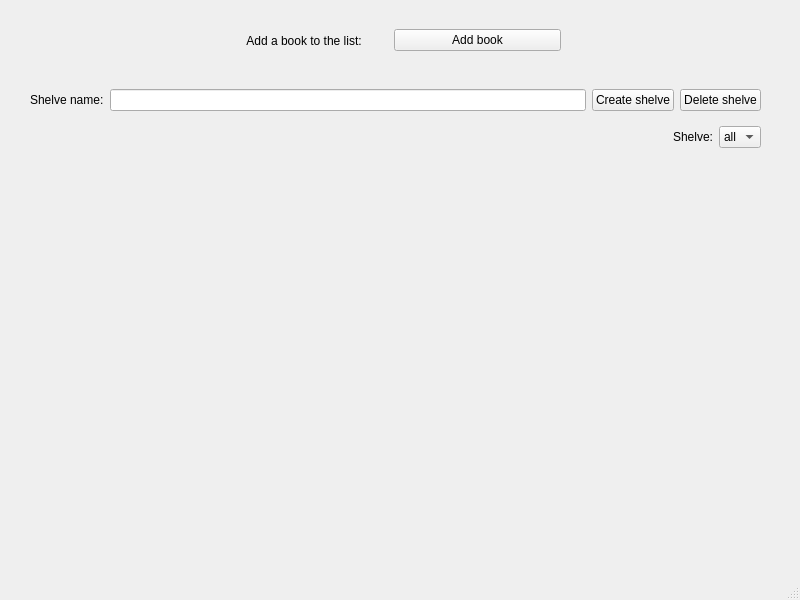
t1coz/courseWord3rdSemestr, file forms/mainwindow.ui: the form before one commit.
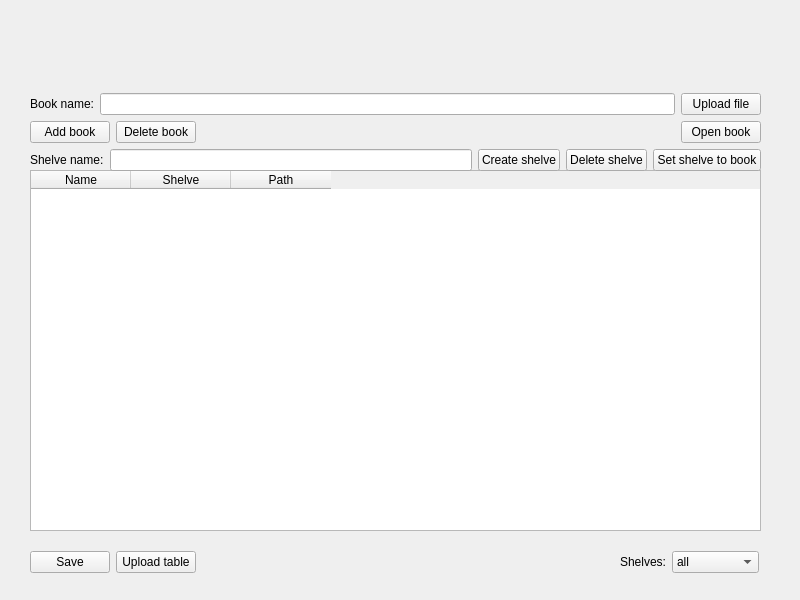
The form after the commit.

What changed in the file:
```diff
--- a/forms/mainwindow.ui
+++ b/forms/mainwindow.ui
@@ -11,103 +11,86 @@
    </rect>
   </property>
   <property name="windowTitle">
-   <string>BookReader 333</string>
+   <string>BookReader 3.00.1</string>
   </property>
   <widget class="QWidget" name="centralwidget">
-   <widget class="QWidget" name="layoutWidget">
-    <property name="geometry">
-     <rect>
-      <x>220</x>
-      <y>20</y>
-      <width>341</width>
-      <height>41</height>
-     </rect>
-    </property>
-    <layout class="QHBoxLayout" name="horizontalLayout">
-     <item>
-      <widget class="QLabel" name="addBookLbl">
-       <property name="text">
-        <string>Add a book to the list:</string>
-       </property>
-       <property name="alignment">
-        <set>Qt::AlignCenter</set>
-       </property>
-      </widget>
-     </item>
-     <item>
-      <widget class="QPushButton" name="pushButton">
-       <property name="text">
-        <string>Add book</string>
-       </property>
-      </widget>
-     </item>
-    </layout>
-   </widget>
-   <widget class="QWidget" name="">
+   <widget class="QTableWidget" name="bookTable">
     <property name="geometry">
      <rect>
       <x>30</x>
-      <y>80</y>
+      <y>170</y>
       <width>731</width>
-      <height>78</height>
+      <height>361</height>
      </rect>
     </property>
-    <layout class="QVBoxLayout" name="verticalLayout">
+    <property name="editTriggers">
+     <set>QAbstractItemView::NoEditTriggers</set>
+    </property>
+    <property name="gridStyle">
+     <enum>Qt::DashLine</enum>
+    </property>
+    <property name="sortingEnabled">
+     <bool>true</bool>
+    </property>
+    <column>
+     <property name="text">
+      <string>Name</string>
+     </property>
+    </column>
+    <column>
+     <property name="text">
+      <string>Shelve</string>
+     </property>
+    </column>
+    <column>
+     <property name="text">
+      <string>Path</string>
+     </property>
+    </column>
+   </widget>
+   <widget class="QWidget" name="layoutWidget">
+    <property name="geometry">
+     <rect>
+      <x>30</x>
+      <y>540</y>
+      <width>729</width>
+      <height>44</height>
+     </rect>
+    </property>
+    <layout class="QHBoxLayout" name="horizontalLayout_6">
      <item>
-      <layout class="QHBoxLayout" name="horizontalLayout_5">
-       <item>
-        <layout class="QHBoxLayout" name="horizontalLayout_4">
-         <item>
-          <widget class="QLabel" name="shelveNameLbl">
-           <property name="text">
-            <string>Shelve name:</string>
-           </property>
-          </widget>
-         </item>
-         <item>
-          <widget class="QLineEdit" name="shelveNameLineEdit"/>
-         </item>
-        </layout>
-       </item>
-       <item>
-        <layout class="QHBoxLayout" name="horizontalLayout_3">
-         <item>
-          <widget class="QPushButton" name="createShelveBtn">
-           <property name="text">
-            <string>Create shelve</string>
-           </property>
-          </widget>
-         </item>
-         <item>
-          <widget class="QPushButton" name="deleteShelveBtn">
-           <property name="text">
-            <string>Delete shelve</string>
-           </property>
-          </widget>
-         </item>
-        </layout>
-       </item>
-      </layout>
+      <widget class="QPushButton" name="saveTableBtn">
+       <property name="text">
+        <string>Save</string>
+       </property>
+      </widget>
+     </item>
+     <item>
+      <widget class="QPushButton" name="uploadTableBtn">
+       <property name="text">
+        <string>Upload table</string>
+       </property>
+      </widget>
+     </item>
+     <item>
+      <spacer name="horizontalSpacer">
+       <property name="orientation">
+        <enum>Qt::Horizontal</enum>
+       </property>
+       <property name="sizeHint" stdset="0">
+        <size>
+         <width>40</width>
+         <height>20</height>
+        </size>
+       </property>
+      </spacer>
      </item>
      <item>
       <layout class="QHBoxLayout" name="horizontalLayout_2">
-       <item>
-        <spacer name="horizontalSpacer">
-         <property name="orientation">
-          <enum>Qt::Horizontal</enum>
-         </property>
-         <property name="sizeHint" stdset="0">
-          <size>
-           <width>40</width>
-           <height>20</height>
-          </size>
-         </property>
-        </spacer>
-       </item>
        <item>
         <widget class="QLabel" name="shelveShelve">
          <property name="text">
-          <string>Shelve:</string>
+          <string>Shelves:</string>
          </property>
          <property name="alignment">
           <set>Qt::AlignLeading|Qt::AlignLeft|Qt::AlignVCenter</set>
@@ -130,12 +113,155 @@
            <string>all</string>
           </property>
          </item>
+         <item>
+          <property name="text">
+           <string>undecided</string>
+          </property>
+         </item>
         </widget>
        </item>
       </layout>
      </item>
     </layout>
    </widget>
+   <widget class="QWidget" name="layoutWidget">
+    <property name="geometry">
+     <rect>
+      <x>30</x>
+      <y>0</y>
+      <width>731</width>
+      <height>171</height>
+     </rect>
+    </property>
+    <layout class="QVBoxLayout" name="verticalLayout">
+     <item>
+      <layout class="QVBoxLayout" name="verticalLayout_3">
+       <item>
+        <widget class="QLabel" name="pathLbl">
+         <property name="styleSheet">
+          <string notr="true"/>
+         </property>
+         <property name="text">
+          <string/>
+         </property>
+         <property name="alignment">
+          <set>Qt::AlignCenter</set>
+         </property>
+         <property name="wordWrap">
+          <bool>true</bool>
+         </property>
+        </widget>
+       </item>
+       <item>
+        <layout class="QVBoxLayout" name="verticalLayout_2">
+         <item>
+          <layout class="QHBoxLayout" name="horizontalLayout">
+           <item>
+            <widget class="QLabel" name="bookNameLbl">
+             <property name="text">
+              <string>Book name:</string>
+             </property>
+            </widget>
+           </item>
+           <item>
+            <widget class="QLineEdit" name="bookNameLineEdit"/>
+           </item>
+           <item>
+            <widget class="QPushButton" name="uploadFileBtn">
+             <property name="text">
+              <string>Upload file</string>
+             </property>
+            </widget>
+           </item>
+          </layout>
+         </item>
+        </layout>
+       </item>
+       <item>
+        <layout class="QHBoxLayout" name="horizontalLayout_7">
+         <item>
+          <widget class="QPushButton" name="addBookBtn">
+           <property name="text">
+            <string>Add book</string>
+           </property>
+          </widget>
+         </item>
+         <item>
+          <widget class="QPushButton" name="deleteBookBtn">
+           <property name="text">
+            <string>Delete book</string>
+           </property>
+          </widget>
+         </item>
+         <item>
+          <spacer name="horizontalSpacer_2">
+           <property name="orientation">
+            <enum>Qt::Horizontal</enum>
+           </property>
+           <property name="sizeHint" stdset="0">
+            <size>
+             <width>40</width>
+             <height>20</height>
+            </size>
+           </property>
+          </spacer>
+         </item>
+         <item>
+          <widget class="QPushButton" name="openBookBtn">
+           <property name="text">
+            <string>Open book</string>
+           </property>
+          </widget>
+         </item>
+        </layout>
+       </item>
+      </layout>
+     </item>
+     <item>
+      <layout class="QHBoxLayout" name="horizontalLayout_5">
+       <item>
+        <layout class="QHBoxLayout" name="horizontalLayout_3">
+         <item>
+          <layout class="QHBoxLayout" name="horizontalLayout_4">
+           <item>
+            <widget class="QLabel" name="shelveNameLbl">
+             <property name="text">
+              <string>Shelve name:</string>
+             </property>
+            </widget>
+           </item>
+           <item>
+            <widget class="QLineEdit" name="shelveNameLineEdit"/>
+           </item>
+          </layout>
+         </item>
+         <item>
+          <widget class="QPushButton" name="createShelveBtn">
+           <property name="text">
+            <string>Create shelve</string>
+           </property>
+          </widget>
+         </item>
+         <item>
+          <widget class="QPushButton" name="deleteShelveBtn">
+           <property name="text">
+            <string>Delete shelve</string>
+           </property>
+          </widget>
+         </item>
+         <item>
+          <widget class="QPushButton" name="setShelveBtn">
+           <property name="text">
+            <string>Set shelve to book</string>
+           </property>
+          </widget>
+         </item>
+        </layout>
+       </item>
+      </layout>
+     </item>
+    </layout>
+   </widget>
   </widget>
   <widget class="QMenuBar" name="menubar">
    <property name="geometry">
@@ -147,7 +273,6 @@
     </rect>
    </property>
   </widget>
-  <widget class="QStatusBar" name="statusbar"/>
  </widget>
  <resources/>
  <connections/>
```
